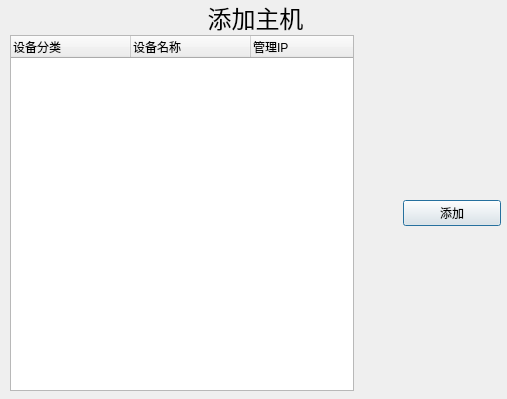
This is ui/addhost_win.ui in tainyuhong/pyside_machine_system as Qt 5 draws it before an edit. The edited form follows.
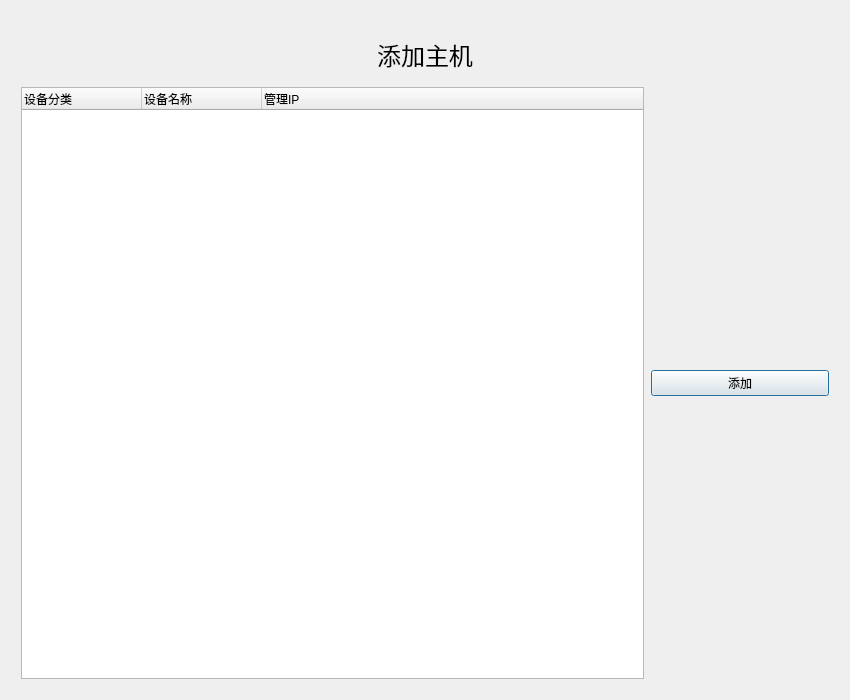
This is the edited form.

Patch:
```diff
--- a/ui/addhost_win.ui
+++ b/ui/addhost_win.ui
@@ -6,12 +6,12 @@
    <rect>
     <x>0</x>
     <y>0</y>
-    <width>507</width>
-    <height>399</height>
+    <width>850</width>
+    <height>700</height>
    </rect>
   </property>
   <property name="sizePolicy">
-   <sizepolicy hsizetype="Fixed" vsizetype="Fixed">
+   <sizepolicy hsizetype="Expanding" vsizetype="Expanding">
     <horstretch>0</horstretch>
     <verstretch>0</verstretch>
    </sizepolicy>
@@ -19,16 +19,24 @@
   <property name="windowTitle">
    <string>添加主机</string>
   </property>
-  <widget class="QWidget" name="layoutWidget">
-   <property name="geometry">
-    <rect>
-     <x>10</x>
-     <y>0</y>
-     <width>491</width>
-     <height>391</height>
-    </rect>
-   </property>
-   <layout class="QGridLayout" name="gridLayout" columnstretch="7,1,2">
+  <property name="modal">
+   <bool>true</bool>
+  </property>
+  <layout class="QHBoxLayout" name="horizontalLayout">
+   <item>
+    <layout class="QGridLayout" name="gridLayout" rowstretch="1,9" columnstretch="7,0,2">
+     <property name="leftMargin">
+      <number>10</number>
+     </property>
+     <property name="topMargin">
+      <number>10</number>
+     </property>
+     <property name="rightMargin">
+      <number>10</number>
+     </property>
+     <property name="bottomMargin">
+      <number>10</number>
+     </property>
     <property name="spacing">
      <number>0</number>
     </property>
@@ -87,7 +95,8 @@
      </widget>
     </item>
    </layout>
-  </widget>
+   </item>
+  </layout>
  </widget>
  <resources/>
  <connections/>
```
Left out of the diff: 3 changed lines with no effect on the pictures. Lines whose indentation alone changed are shown as unchanged.
